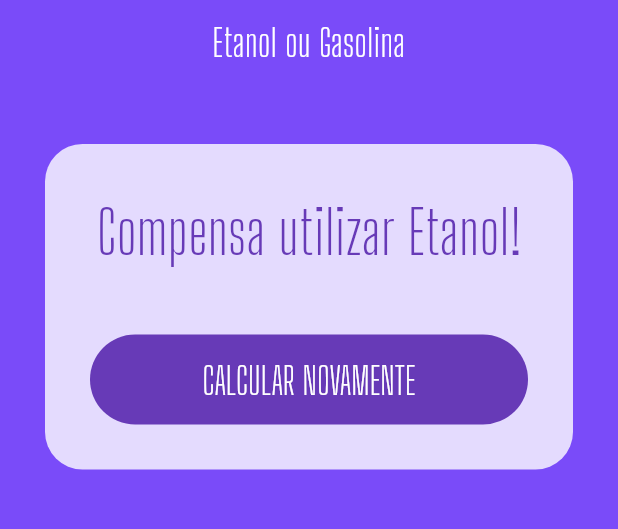
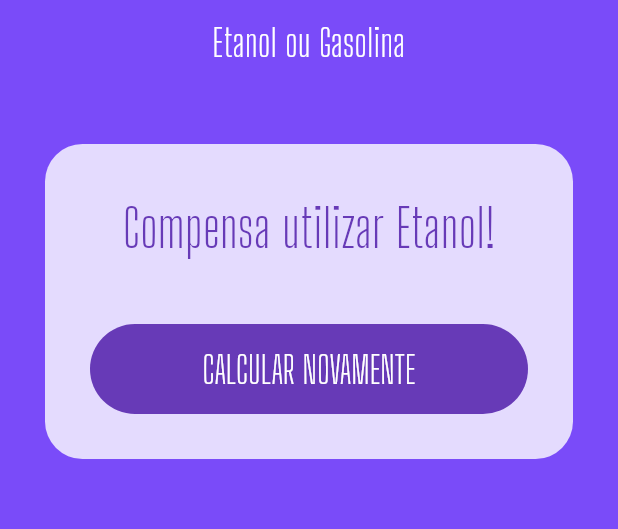
Before and after one commit to BryanIP/calc_flex, a Flutter app: the screen it shows after launch, after a tap on "CALCULAR", on a phone screen of 412 x 824 dp, the part 210-739 px from its top. Run offline on Flutter 3.47's test engine with Material 3 defaults, Android fonts, the light colour scheme and no system bars; our stand-ins replace flutter_masked_text2.

Commit message:
[FIX] RefatoraÃ§Ã£o das classes dos Widgets

```diff
--- a/lib/pages/home.page.dart
+++ b/lib/pages/home.page.dart
@@ -33,7 +33,7 @@ class _HomePageState extends State<HomePage> {
             const Logo(),
             _completed
                 ? Success(
-                    result: _resultText,
+                    resultText: _resultText,
                     reset: reset,
                   )
                 : SubmitForm(
--- a/lib/widgets/loading_button.widget.dart
+++ b/lib/widgets/loading_button.widget.dart
@@ -1,12 +1,12 @@
 import 'package:flutter/material.dart';
 
 class LoadingButton extends StatelessWidget {
-  var busy = false;
-  var invert = false;
-  VoidCallback? func;
-  var text = "";
+  final bool busy;
+  final bool invert;
+  final VoidCallback func;
+  final String text;
 
-  LoadingButton({
+  const LoadingButton({
     super.key,
     required this.busy,
     required this.invert,
--- a/lib/widgets/success.widget.dart
+++ b/lib/widgets/success.widget.dart
@@ -2,12 +2,12 @@ import 'package:calc_flex/widgets/loading_button.widget.dart';
 import 'package:flutter/material.dart';
 
 class Success extends StatelessWidget {
-  var result = "";
-  VoidCallback reset;
+  final String resultText;
+  final VoidCallback reset;
 
-  Success({
+  const Success({
     super.key,
-    required this.result,
+    required this.resultText,
     required this.reset,
   });
 
@@ -25,10 +25,10 @@ class Success extends StatelessWidget {
             height: 30.0,
           ),
           Text(
-            result,
+            resultText,
             style: TextStyle(
               color: Theme.of(context).primaryColor,
-              fontSize: 40.0,
+              fontSize: 35.0,
               fontFamily: "Big Shoulders Display",
             ),
           ),
```
Also changed, not shown: lib/widgets/input.widget.dart (+4 -3 lines), lib/widgets/submit_form.dart (+5 -5 lines).
